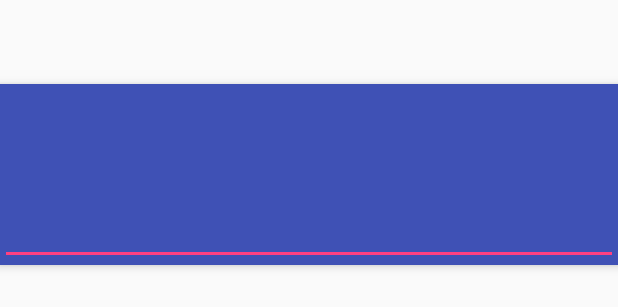
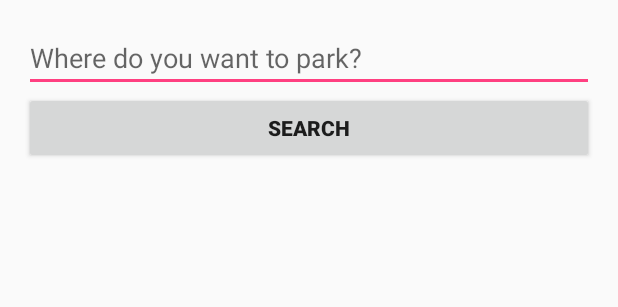
Before and after one commit to JulienPotvin/automate, an Android app: the layout activity_search.xml on its own in the app's theme, with its tools: preview values and no code run, on a phone screen of 412 x 824 dp. Shown: the top 307 px of the screen. Run offline under Robolectric (Android 15) with nearby library versions, the phone set to English and light mode, and no system bars.

Commit message:
Show a basic query input box so we can test the api call

```diff
--- a/android/app/src/main/res/layout/activity_search.xml
+++ b/android/app/src/main/res/layout/activity_search.xml
@@ -1,29 +1,36 @@
-<?xml version="1.0" encoding="utf-8"?>
-<android.support.design.widget.CoordinatorLayout
-    xmlns:android="http://schemas.android.com/apk/res/android"
-    xmlns:app="http://schemas.android.com/apk/res-auto"
+<LinearLayout xmlns:android="http://schemas.android.com/apk/res/android"
     xmlns:tools="http://schemas.android.com/tools" android:layout_width="match_parent"
-    android:layout_height="match_parent" android:fitsSystemWindows="true"
-    tools:context="com.automate.automate.activities.SearchActivity">
+    android:layout_height="match_parent" android:gravity="center_horizontal"
+    android:orientation="vertical" android:paddingBottom="@dimen/activity_vertical_margin"
+    android:paddingLeft="@dimen/activity_horizontal_margin"
+    android:paddingRight="@dimen/activity_horizontal_margin"
+    android:paddingTop="@dimen/activity_vertical_margin"
+    tools:context=".activities.SearchActivity">
 
-    <android.support.design.widget.AppBarLayout android:layout_height="wrap_content"
-        android:layout_width="match_parent" android:theme="@style/AppTheme.AppBarOverlay">
+    <ProgressBar android:id="@+id/query_progress" style="?android:attr/progressBarStyleLarge"
+        android:layout_width="wrap_content" android:layout_height="wrap_content"
+        android:layout_marginBottom="8dp" android:visibility="gone" />
 
-        <android.support.v7.widget.Toolbar android:id="@+id/toolbar"
-            android:layout_width="match_parent" android:layout_height="?attr/actionBarSize"
-            android:background="?attr/colorPrimary" app:popupTheme="@style/AppTheme.PopupOverlay" />
+    <ScrollView android:id="@+id/query_form" android:layout_width="match_parent"
+        android:layout_height="match_parent">
 
-        <TextView
-            android:id="@+id/failed_query"
-            android:layout_width="match_parent"
-            android:layout_height="wrap_content"
-            android:labelFor="@+id/query_input" />
+        <LinearLayout android:id="@+id/query_from_layout" android:layout_width="match_parent"
+            android:layout_height="wrap_content" android:orientation="vertical">
 
-        <EditText
-            android:id="@+id/query_input"
-            android:layout_width="match_parent"
-            android:layout_height="wrap_content" />
+            <EditText
+                android:id="@+id/query_input"
+                android:layout_width="match_parent"
+                android:layout_height="wrap_content"
+                android:hint="@string/query_input_placeholder"
+                android:inputType="text" />
 
-    </android.support.design.widget.AppBarLayout>
+            <Button
+                android:text="@string/search_button_label"
+                android:id="@+id/search_button"
+                android:layout_width="match_parent"
+                android:layout_height="wrap_content"
+                android:textStyle="bold" />
 
-</android.support.design.widget.CoordinatorLayout>
+        </LinearLayout>
+    </ScrollView>
+</LinearLayout>
--- a/android/app/src/main/res/values/activity_search_strings.xml
+++ b/android/app/src/main/res/values/activity_search_strings.xml
@@ -2,4 +2,6 @@
 <resources>
     <string name="empty_query">Sorry we didn\'t catch what you said, can you type it?</string>
     <string name="query_loading_title">Looking for parking spots</string>
+    <string name="search_button_label">Search</string>
+    <string name="query_input_placeholder">Where do you want to park?</string>
 </resources>
```
Also changed, not shown: android/app/build.gradle (+8 -10 lines), android/app/src/main/AndroidManifest.xml (+12 -11 lines), android/app/src/main/java/com/automate/automate/activities/SearchActivity.java (+73 -10 lines), 1 other file.
